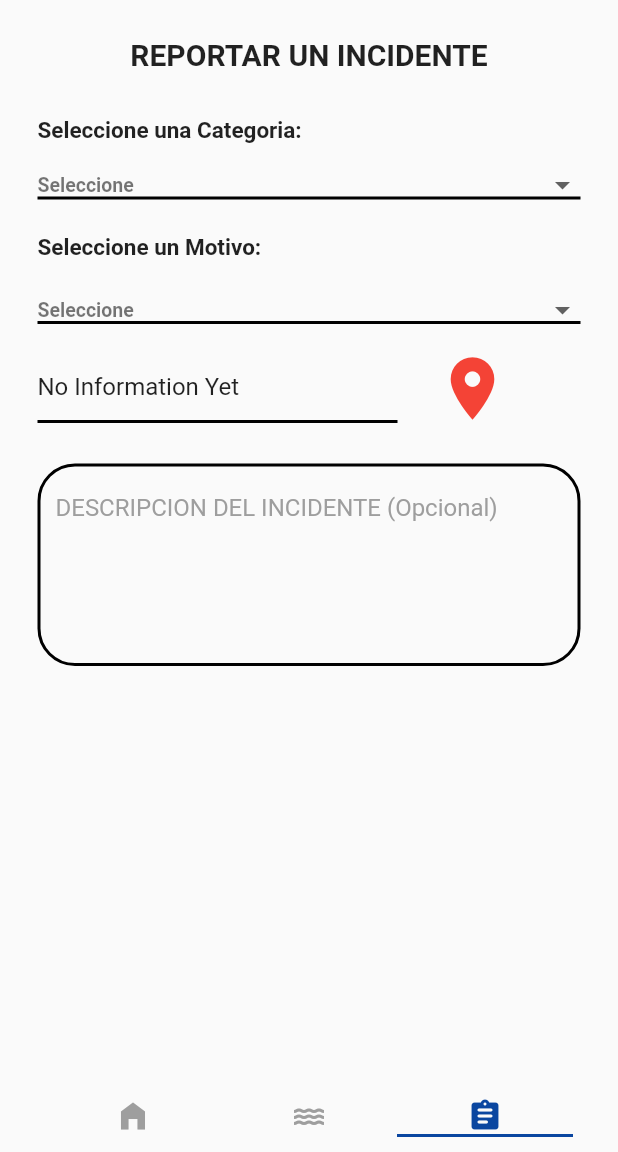
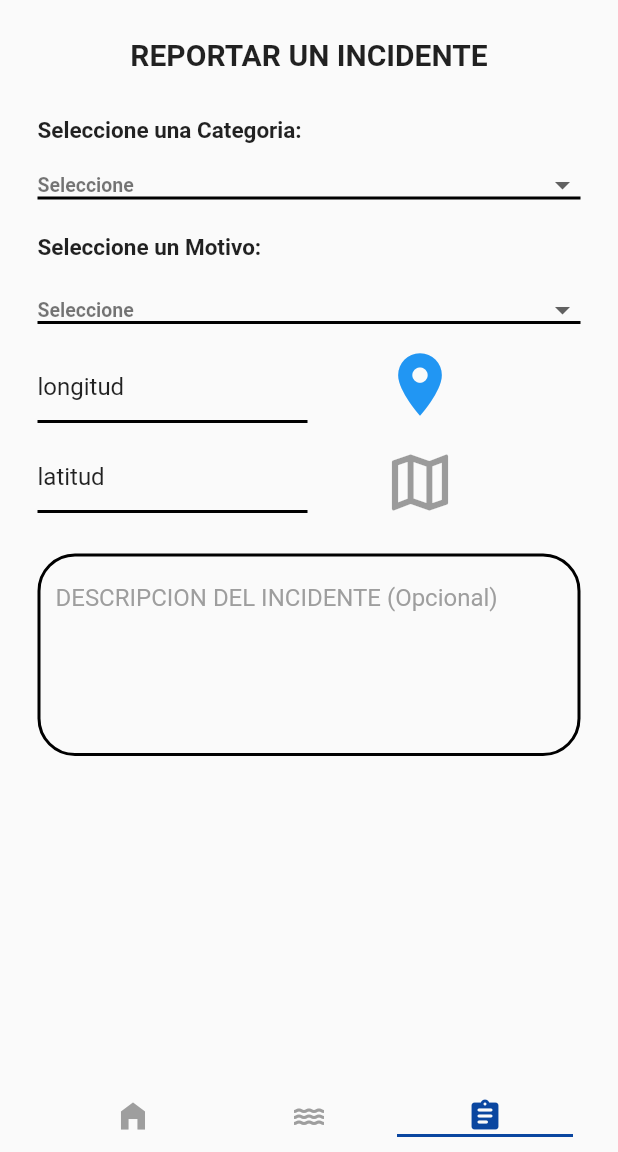
Before and after one commit to GustavoZegarra/PRY2021267_MobileApp, a Flutter app: the screen it shows after launch, item 3 of the bottom bar chosen, on a phone screen of 412 x 824 dp, the part 84-1236 px from its top. Run offline on Flutter 3.47's test engine with Material 2 defaults, Android fonts, the phone set to English and light mode, and no system bars; our stand-ins replace google_maps_flutter, location, permission_handler; missing offline and left inert: dart:ffi.

Commit message:
Cambios a la pantalla incidente para obtener ubicacion

```diff
--- /dev/null
+++ b/mobile_app/lib/controllers/incidente_controller.dart
@@ -0,0 +1,26 @@
+import 'package:location/location.dart';
+
+class IncidenteController {
+//Por ahora esto hace que no de error el combobox
+
+//Consultar Api Categoria
+
+  String temp_cate = 'Seleccione';
+  final List<String> lista_categoria = <String>[
+    'LLuvia fuerte',
+    'Inundacion',
+    'Huayco'
+  ];
+
+//consultar api Motivo
+
+  String temp_moti = 'Seleccione';
+  final List<String> lista_motivo = <String>[
+    'Inundacion en mi casa',
+    'Huayco por mi casa',
+    'Caida de poste de luz'
+  ];
+
+
+
+}
--- a/mobile_app/lib/screens/incidente_screen.dart
+++ b/mobile_app/lib/screens/incidente_screen.dart
@@ -1,6 +1,9 @@
 import 'package:flutter/cupertino.dart';
 import 'package:flutter/material.dart';
+import 'package:google_maps_flutter/google_maps_flutter.dart';
+import 'package:mobile_app/controllers/incidente_controller.dart';
 import 'package:mobile_app/screens/screens.dart';
+import 'package:location/location.dart';
 
 class IncidenteScreen extends StatefulWidget {
   @override
@@ -8,36 +11,84 @@ class IncidenteScreen extends StatefulWidget {
 }
 
 class IncidenteState extends State<IncidenteScreen> {
+  String _lng = 'longitud';
+  String _ltd = 'latitud';
 
-   String _information = 'No Information Yet';
+  final controller = IncidenteController();
 
-  void updateInformation(String information) {
-    setState(() => _information = information);
+  @override
+  void initState() {
+    super.initState();
+    controller.lista_categoria.insert(0, 'Seleccione');
+    controller.lista_motivo.insert(0, 'Seleccione');
+  }
+
+  var location = Location();
+
+  late LocationData userLocation;
+
+  Future<LocationData?> _getLocation() async {
+    LocationData? currentLocation;
+    try {
+      currentLocation = await location.getLocation();
+      print(currentLocation.latitude.toString() +
+          " " +
+          currentLocation.longitude.toString());
+      ActualizarPosicion(currentLocation.longitude.toString(),
+          currentLocation.latitude.toString());
+    } catch (e) {
+      currentLocation = null;
+    }
+    return currentLocation;
+  }
+
+  void mostrarCuadro() {
+    showDialog(
+        context: context,
+        builder: (context) {
+          return AlertDialog(
+            content: const Text(
+                'En el mapa puede colocar un marcador para obtener la ubicación del lugar donde ocurre el incidente'),
+            actions: [
+              TextButton(
+                  onPressed: () {
+                    sacarCuadro();
+                  },
+                  child: Text('Cerrar')),
+              TextButton(
+                onPressed: () {
+                  sacarCuadro();
+                  moveToMapaScreen();
+                },
+                child: Text('Ok'),
+              )
+            ],
+          );
+        });
+  }
+
+  void sacarCuadro() {
+    Navigator.pop(context);
+  }
+
+  void ActualizarPosicion(String longitud, String latitud) {
+    setState(
+      () {
+        _lng = longitud;
+        _ltd = latitud;
+      },
+    );
   }
 
   void moveToMapaScreen() async {
-    final information = await Navigator.push(
+    LatLng ubicacion = await Navigator.push(
       context,
       CupertinoPageRoute(
           fullscreenDialog: true, builder: (context) => MapaScreen()),
     );
-    updateInformation(information);
+    ActualizarPosicion(ubicacion.longitude.toString(),ubicacion.latitude.toString());
   }
 
-  String temp_cate = 'Seleccione';
-  final List<String> lista_categoria = <String>[
-    'Seleccione',
-    'LLuvia fuerte',
-    'Inundacion',
-    'Huayco'
-  ];
-  String temp_moti = 'Seleccione';
-  final List<String> lista_motivo = <String>[
-    'Seleccione',
-    'Inundacion en mi casa',
-    'Huayco por mi casa',
-    'Caida de poste de luz'
-  ];
   @override
   Widget build(BuildContext context) {
     return Scaffold(
@@ -65,13 +116,13 @@ class IncidenteState extends State<IncidenteScreen> {
               margin: const EdgeInsets.fromLTRB(15, 0, 15, 0),
               padding: const EdgeInsets.fromLTRB(10, 5, 10, 5),
               child: DropdownButton(
-                value: temp_cate,
+                value: controller.temp_cate,
                 onChanged: (String? newValue) {
                   setState(() {
-                    temp_cate = newValue!;
+                    controller.temp_cate = newValue!;
                   });
                 },
-                items: lista_categoria.map((val) {
+                items: controller.lista_categoria.map((val) {
                   return DropdownMenuItem<String>(
                       value: val,
                       child: Text(val,
@@ -101,13 +152,13 @@ class IncidenteState extends State<IncidenteScreen> {
               margin: const EdgeInsets.fromLTRB(15, 0, 15, 0),
               padding: const EdgeInsets.fromLTRB(10, 5, 10, 5),
               child: DropdownButton(
-                value: temp_moti,
+                value: controller.temp_moti,
                 onChanged: (String? newValue) {
                   setState(() {
-                    temp_moti = newValue!;
+                    controller.temp_moti = newValue!;
                   });
                 },
-                items: lista_motivo.map((val) {
+                items: controller.lista_motivo.map((val) {
                   return DropdownMenuItem<String>(
                       value: val,
                       child: Text(val,
@@ -126,37 +177,86 @@ class IncidenteState extends State<IncidenteScreen> {
             ),
             Row(
               children: [
+                Column(
+                  children: [
                     Container(
-                    width: 260,
+                        width: 200,
                         height: 60,
                         margin: const EdgeInsets.fromLTRB(15, 0, 0, 0),
                         padding: const EdgeInsets.fromLTRB(10, 5, 10, 5),
                         child: TextFormField(
-                        controller: TextEditingController(text: _information),
+                            controller: TextEditingController(text: _lng),
                             keyboardType: TextInputType.streetAddress,
                             decoration: const InputDecoration(
                               hintStyle: TextStyle(fontSize: 15),
                               focusedBorder: UnderlineInputBorder(
-                              borderSide:
-                                  BorderSide(color: Colors.black, width: 2.0)),
+                                  borderSide: BorderSide(
+                                      color: Colors.black, width: 2.0)),
                               enabledBorder: UnderlineInputBorder(
                                 borderSide:
                                     BorderSide(color: Colors.black, width: 2.0),
                               ),
                             ))),
-                const SizedBox(width: 15),
+                    Container(
+                        width: 200,
+                        height: 60,
+                        margin: const EdgeInsets.fromLTRB(15, 0, 0, 0),
+                        padding: const EdgeInsets.fromLTRB(10, 5, 10, 5),
+                        child: TextFormField(
+                            controller: TextEditingController(text: _ltd),
+                            keyboardType: TextInputType.streetAddress,
+                            decoration: const InputDecoration(
+                              hintStyle: TextStyle(fontSize: 15),
+                              focusedBorder: UnderlineInputBorder(
+                                  borderSide: BorderSide(
+                                      color: Colors.black, width: 2.0)),
+                              enabledBorder: UnderlineInputBorder(
+                                borderSide:
+                                    BorderSide(color: Colors.black, width: 2.0),
+                              ),
+                            ))),
+                  ],
+                ),
+                SizedBox(
+                  width: 40,
+                ),
+                Column(
+                  children: [
                     InkWell(
                       focusColor: Colors.green,
                       child: const Icon(
                         Icons.location_on,
-                    color: Colors.red,
+                        color: Colors.blue,
                         size: 50,
                       ),
                       onTap: () {
-                   moveToMapaScreen();
+                        const snackBar = SnackBar(
+                          duration: Duration(seconds: 3),
+                          content: Text('Obteniendo Latitud y longitud de su ubicacion'),
+                        );
 
+                        _getLocation().then((value) {
+                          setState(() {
+                            userLocation = value!;
+                          });
+                        });
+                        ScaffoldMessenger.of(context).showSnackBar(snackBar);
                       },
                     ),
+                    SizedBox(height: 15),
+                    InkWell(
+                      focusColor: Colors.green,
+                      child: const Icon(
+                        Icons.map_outlined,
+                        color: Colors.black38,
+                        size: 50,
+                      ),
+                      onTap: () {
+                        mostrarCuadro();
+                      },
+                    ),
+                  ],
+                )
               ],
             ),
             Container(
```
Also changed, not shown: mobile_app/lib/controllers/map_controller.dart (+10 -7 lines), mobile_app/lib/screens/home_screen.dart (+23 -23 lines), mobile_app/lib/screens/mapa_screen.dart (+22 -28 lines), mobile_app/lib/screens/request_permission_screen.dart (+29 -46 lines). Lines whose indentation alone changed are shown as unchanged.
